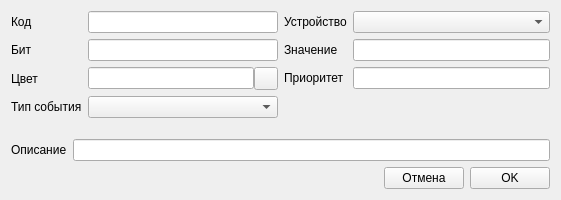
First picture: the form in eventeditform.ui, repository Balyaev-D-A/SCADA_Configurator, before the edit.
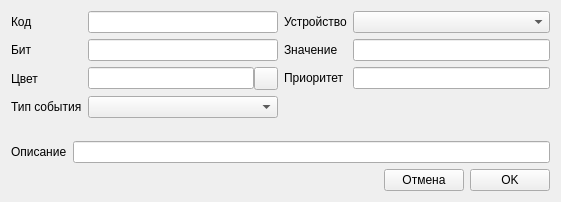
Second picture: the form after the edit. Icons and pictures are not drawn.

Diff of the .ui file:
```diff
--- a/eventeditform.ui
+++ b/eventeditform.ui
@@ -7,7 +7,7 @@
     <x>0</x>
     <y>0</y>
     <width>561</width>
-    <height>200</height>
+    <height>202</height>
    </rect>
   </property>
   <property name="windowTitle">
```
Left out of the diff: 8 changed lines with no effect on the pictures.
